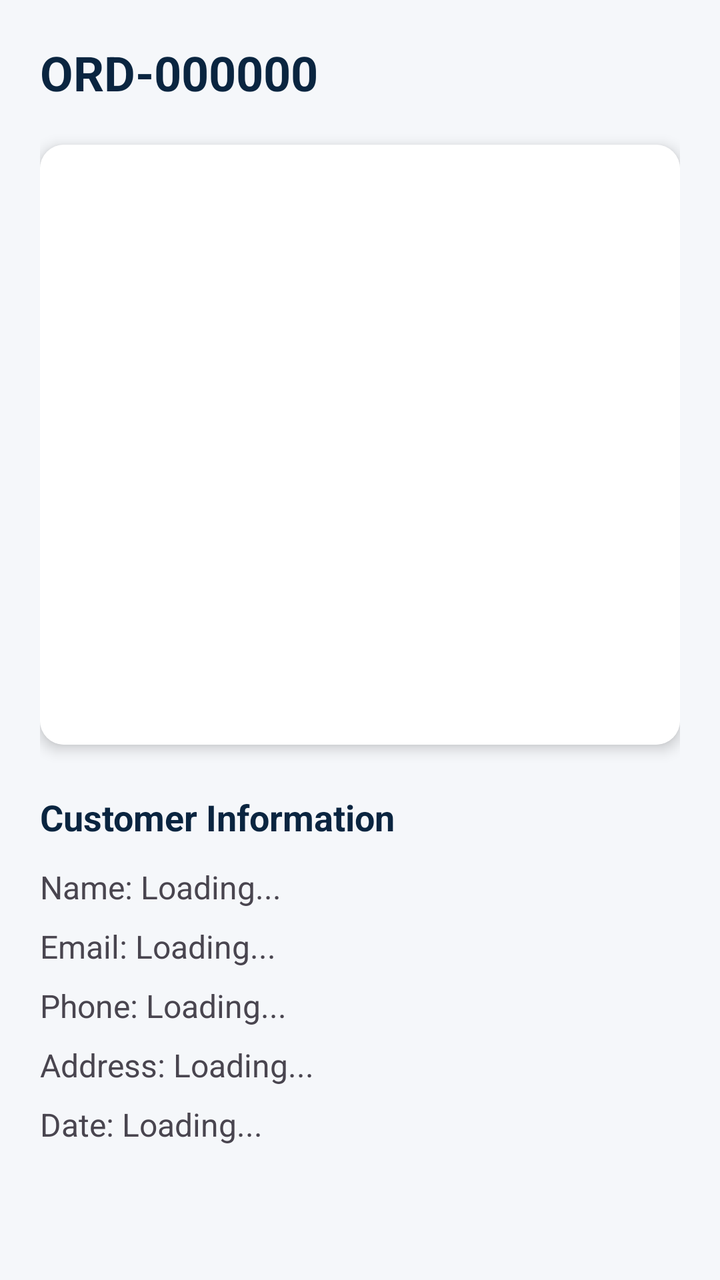
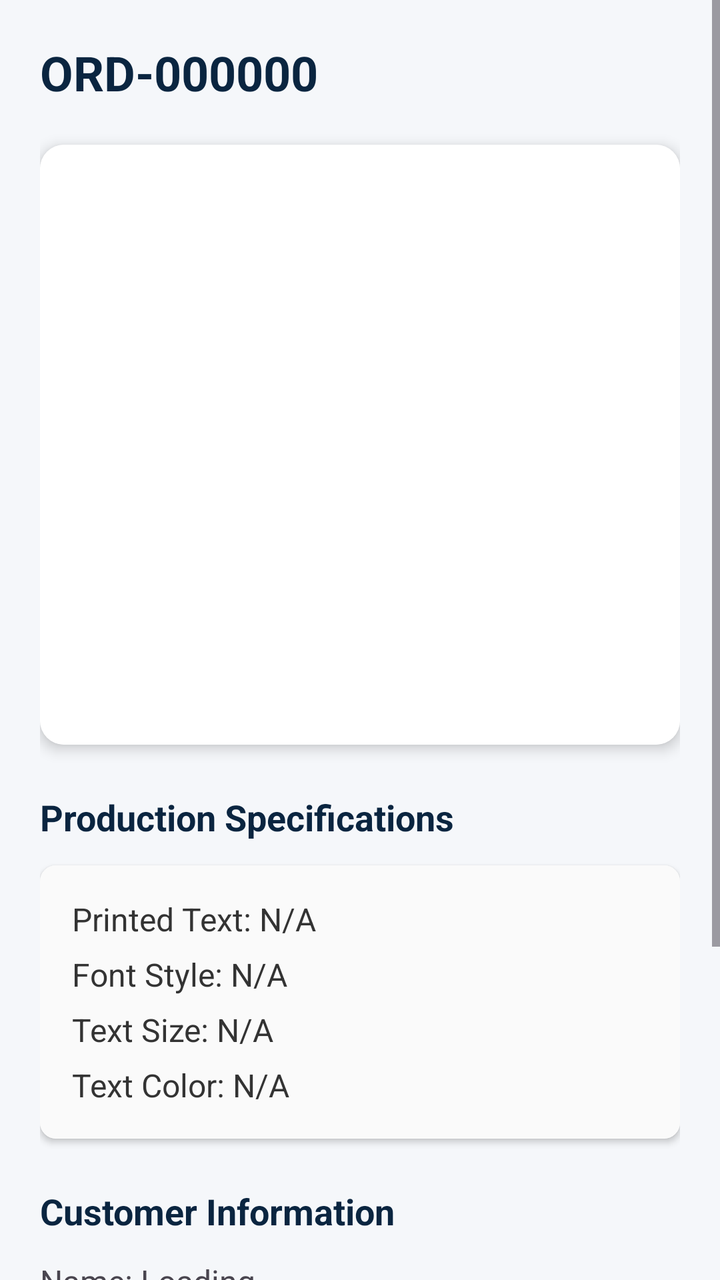

Two renders of the same Android screen: before a commit and after it. Below are the layout's source before the change and the commit's diff.
<!-- AndroidManifest.xml: application theme Theme.PrintIt -->
<!-- res/layout/activity_order_details.xml -->
<?xml version="1.0" encoding="utf-8"?>
<ScrollView xmlns:android="http://schemas.android.com/apk/res/android"
    xmlns:app="http://schemas.android.com/apk/res-auto"
    android:layout_width="match_parent"
    android:layout_height="match_parent"
    android:background="#F5F7FA">

    <LinearLayout
        android:layout_width="match_parent"
        android:layout_height="wrap_content"
        android:orientation="vertical"
        android:padding="20dp">

        <TextView
            android:id="@+id/tvDetailVisualId"
            android:layout_width="wrap_content"
            android:layout_height="wrap_content"
            android:text="ORD-000000"
            android:textSize="24sp"
            android:textStyle="bold"
            android:textColor="#0A2540"/>

        <androidx.cardview.widget.CardView
            android:layout_width="match_parent"
            android:layout_height="300dp"
            android:layout_marginTop="20dp"
            app:cardCornerRadius="12dp"
            app:cardElevation="4dp">

            <ImageView
                android:id="@+id/ivDetailProductImage"
                android:layout_width="match_parent"
                android:layout_height="match_parent"
                android:scaleType="fitCenter"
                android:background="#FFFFFF"/>
        </androidx.cardview.widget.CardView>

        <TextView
            android:layout_width="wrap_content"
            android:layout_height="wrap_content"
            android:text="Customer Information"
            android:textSize="18sp"
            android:textStyle="bold"
            android:layout_marginTop="24dp"
            android:textColor="#0A2540"/>

        <TextView
            android:id="@+id/tvDetailName"
            android:layout_width="match_parent"
            android:layout_height="wrap_content"
            android:layout_marginTop="12dp"
            android:textSize="16sp"
            android:text="Name: Loading..."/>

        <TextView
            android:id="@+id/tvDetailEmail"
            android:layout_width="match_parent"
            android:layout_height="wrap_content"
            android:layout_marginTop="8dp"
            android:textSize="16sp"
            android:text="Email: Loading..."/>

        <TextView
            android:id="@+id/tvDetailPhone"
            android:layout_width="match_parent"
            android:layout_height="wrap_content"
            android:layout_marginTop="8dp"
            android:textSize="16sp"
            android:text="Phone: Loading..."/>

        <TextView
            android:id="@+id/tvDetailAddress"
            android:layout_width="match_parent"
            android:layout_height="wrap_content"
            android:layout_marginTop="8dp"
            android:textSize="16sp"
            android:text="Address: Loading..."/>

        <TextView
            android:id="@+id/tvDetailDate"
            android:layout_width="match_parent"
            android:layout_height="wrap_content"
            android:layout_marginTop="8dp"
            android:textSize="16sp"
            android:text="Date: Loading..."/>

        <LinearLayout
            android:id="@+id/llShippingNotice"
            android:layout_width="match_parent"
            android:layout_height="wrap_content"
            android:layout_marginTop="16dp"
            android:background="#E3F2FD"
            android:padding="12dp"
            android:orientation="horizontal"
            android:visibility="gone">

            <ImageView
                android:layout_width="24dp"
                android:layout_height="24dp"
                android:src="@android:drawable/ic_dialog_info"
                app:tint="#1976D2"
                android:layout_marginEnd="8dp"/>

            <TextView
                android:id="@+id/tvShippingNotice"
                android:layout_width="wrap_content"
                android:layout_height="wrap_content"
                android:text="When the shipping company is decided, shipping details will be available here."
                android:textColor="#1976D2"
                android:textSize="14sp"
                android:textStyle="bold"/>
        </LinearLayout>

    </LinearLayout>
</ScrollView>
<!-- resources referenced by this layout -->
<resources>
  <style name="Theme.PrintIt" parent="Base.Theme.PrintIt" />
  <style name="Base.Theme.PrintIt" parent="Theme.Material3.DayNight.NoActionBar">
          <item name="colorPrimary">@color/caicon_blue_primary</item>
          <item name="colorPrimaryVariant">@color/caicon_blue_primary</item>
  
          <item name="android:statusBarColor">@color/caicon_blue_primary</item>
          <item name="android:windowSplashScreenBackground" tools:targetApi="31">@color/caicon_blue_primary</item>
          <item name="android:windowBackground">@color/caicon_blue_primary</item>
  
          <item name="colorControlActivated">@color/caicon_blue_primary</item>
      </style>
  <color name="caicon_blue_primary">#003366</color>
</resources>

<!-- the commit's change to res/layout/activity_order_details.xml (unified diff, before → after) -->
@@ -38,6 +38,76 @@
         <TextView
             android:layout_width="wrap_content"
             android:layout_height="wrap_content"
+            android:text="Production Specifications"
+            android:textSize="18sp"
+            android:textStyle="bold"
+            android:layout_marginTop="24dp"
+            android:textColor="#0A2540"/>
+
+        <androidx.cardview.widget.CardView
+            android:layout_width="match_parent"
+            android:layout_height="wrap_content"
+            android:layout_marginTop="12dp"
+            app:cardCornerRadius="8dp"
+            app:cardElevation="2dp">
+
+            <LinearLayout
+                android:layout_width="match_parent"
+                android:layout_height="wrap_content"
+                android:orientation="vertical"
+                android:padding="16dp"
+                android:background="#FAFAFA">
+
+                <TextView
+                    android:id="@+id/tvProductionText"
+                    android:layout_width="match_parent"
+                    android:layout_height="wrap_content"
+                    android:textSize="16sp"
+                    android:text="Printed Text: N/A"
+                    android:textColor="#333333"/>
+
+                <TextView
+                    android:id="@+id/tvProductionFont"
+                    android:layout_width="match_parent"
+                    android:layout_height="wrap_content"
+                    android:layout_marginTop="6dp"
+                    android:textSize="16sp"
+                    android:text="Font Style: N/A"
+                    android:textColor="#333333"/>
+
+                <TextView
+                    android:id="@+id/tvProductionSize"
+                    android:layout_width="match_parent"
+                    android:layout_height="wrap_content"
+                    android:layout_marginTop="6dp"
+                    android:textSize="16sp"
+                    android:text="Text Size: N/A"
+                    android:textColor="#333333"/>
+
+                <TextView
+                    android:id="@+id/tvProductionColor"
+                    android:layout_width="match_parent"
+                    android:layout_height="wrap_content"
+                    android:layout_marginTop="6dp"
+                    android:textSize="16sp"
+                    android:text="Text Color: N/A"
+                    android:textColor="#333333"/>
+
+                <Button
+                    android:id="@+id/btnDownloadRawImage"
+                    android:layout_width="match_parent"
+                    android:layout_height="wrap_content"
+                    android:layout_marginTop="16dp"
+                    android:text="DOWNLOAD PRODUCTIONFILE"
+                    android:backgroundTint="#0A2540"
+                    android:textColor="#FFFFFF"
+                    android:visibility="gone"/>
+            </LinearLayout>
+        </androidx.cardview.widget.CardView>
+
+        <TextView
+            android:layout_width="wrap_content"
+            android:layout_height="wrap_content"
             android:text="Customer Information"
             android:textSize="18sp"
             android:textStyle="bold"
@@ -68,11 +138,39 @@
             android:textSize="16sp"
             android:text="Phone: Loading..."/>
 
+        <LinearLayout
+            android:layout_width="match_parent"
+            android:layout_height="wrap_content"
+            android:orientation="horizontal"
+            android:layout_marginTop="12dp"
+            android:weightSum="2">
+
+            <Button
+                android:id="@+id/btnEmailCustomer"
+                android:layout_width="0dp"
+                android:layout_height="wrap_content"
+                android:layout_weight="1"
+                android:layout_marginEnd="6dp"
+                android:text="EMAIL CUSTOMER"
+                android:backgroundTint="#0066CC"
+                android:textColor="#FFFFFF" />
+
+            <Button
+                android:id="@+id/btnCallCustomer"
+                android:layout_width="0dp"
+                android:layout_height="wrap_content"
+                android:layout_weight="1"
+                android:layout_marginStart="6dp"
+                android:text="CALL CUSTOMER"
+                android:backgroundTint="#4CAF50"
+                android:textColor="#FFFFFF" />
+        </LinearLayout>
+
         <TextView
             android:id="@+id/tvDetailAddress"
             android:layout_width="match_parent"
             android:layout_height="wrap_content"
-            android:layout_marginTop="8dp"
+            android:layout_marginTop="16dp"
             android:textSize="16sp"
             android:text="Address: Loading..."/>
 
@@ -94,21 +192,8 @@
             android:orientation="horizontal"
             android:visibility="gone">
 
-            <ImageView
-                android:layout_width="24dp"
-                android:layout_height="24dp"
-                android:src="@android:drawable/ic_dialog_info"
-                app:tint="#1976D2"
-                android:layout_marginEnd="8dp"/>
-
-            <TextView
-                android:id="@+id/tvShippingNotice"
-                android:layout_width="wrap_content"
-                android:layout_height="wrap_content"
-                android:text="When the shipping company is decided, shipping details will be available here."
-                android:textColor="#1976D2"
-                android:textSize="14sp"
-                android:textStyle="bold"/>
+
+
         </LinearLayout>
 
     </LinearLayout>
